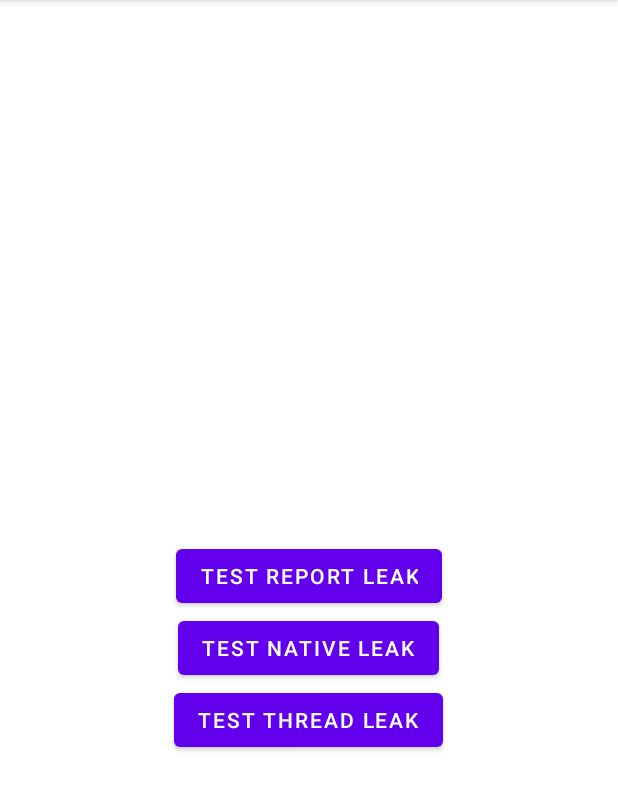
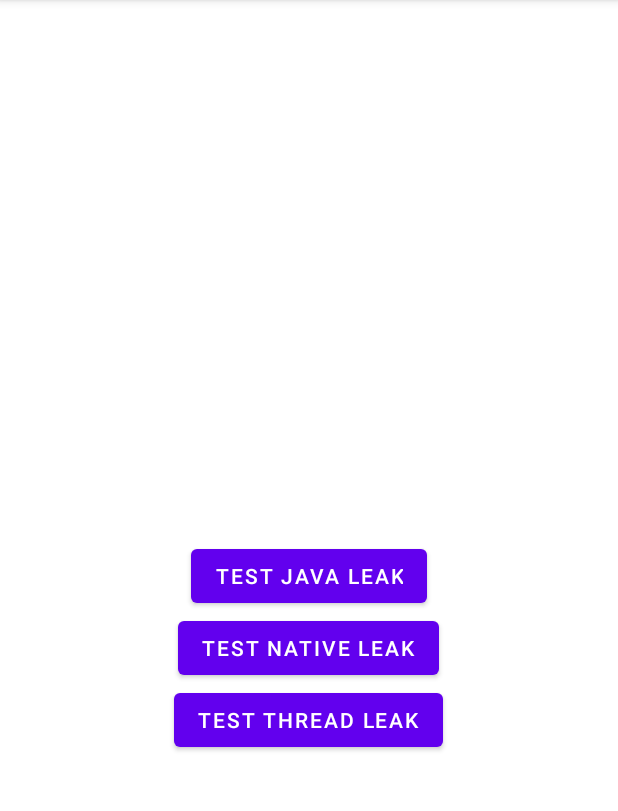
Before and after one commit to KwaiAppTeam/KOOM, an Android app: the screen it shows after launch (MainActivity), on a phone screen of 412 x 824 dp, the part 84-895 px from its top. Run offline under Robolectric (Android 15) with nearby library versions, the phone set to English and light mode, and no system bars.

Commit message:
Update koom java demo

```diff
--- a/koom-demo/src/main/java/com/kwai/koom/demo/MainActivity.java
+++ b/koom-demo/src/main/java/com/kwai/koom/demo/MainActivity.java
@@ -25,28 +25,21 @@ import android.widget.TextView;
 import androidx.appcompat.app.AppCompatActivity;
 
 import com.kwai.koom.base.Monitor_SoKt;
+import com.kwai.koom.demo.javaleak.JavaLeakTestActivity;
 import com.kwai.koom.demo.javaleak.test.LeakMaker;
 import com.kwai.koom.demo.nativeleak.NativeLeakTestActivity;
 import com.kwai.koom.demo.threadleak.ThreadLeakTest;
 
 public class MainActivity extends AppCompatActivity {
 
-  private Button reportButton;
-  private TextView reportText;
 
   @Override
   protected void onCreate(Bundle savedInstanceState) {
     super.onCreate(savedInstanceState);
     setContentView(R.layout.activity_main);
 
-    reportButton = findViewById(R.id.btn_report_leak);
-    reportText = findViewById(R.id.tv_report_status);
-
-    findViewById(R.id.btn_report_leak).setOnClickListener(v -> {
-      reportButton.setVisibility(View.GONE);
-      reportText.setVisibility(View.VISIBLE);
-
-      LeakMaker.makeLeak(MainActivity.this);
+    findViewById(R.id.btn_java_leak).setOnClickListener(v -> {
+      JavaLeakTestActivity.start(MainActivity.this);
     });
 
     findViewById(R.id.btn_test_native_leak).setOnClickListener(v -> {
--- a/koom-demo/src/main/java/com/kwai/koom/demo/javaleak/OOMMonitorInitTask.kt
+++ b/koom-demo/src/main/java/com/kwai/koom/demo/javaleak/OOMMonitorInitTask.kt
@@ -15,14 +15,14 @@ object OOMMonitorInitTask : InitTask {
 
   override fun init(application: Application) {
     val config = OOMMonitorConfig.Builder()
-        .setThreadThreshold(50) // 线程数量的阈值
-        .setFdThreshold(750) // 文件描述符数量的阈值
-        .setHeapThreshold(0.9f) // 堆内存的比例值上限
-        .setVssSizeThreshold(1_000_000) // vss的阈值大小，1G for test
-        .setMaxOverThresholdCount(1) // 线程、文件描述符、堆内存、vss 连续多次超过此值则会触发dump，
-        .setAnalysisMaxTimesPerVersion(5) // 每个版本最多分析的次数
-        .setAnalysisPeriodPerVersion(15 * 24 * 60 * 60 * 1000) // 每个版本最长分析多久
-        .setLoopInterval(1_000) // 轮询的间隔
+        .setThreadThreshold(50) //50 only for test! Please use default value!
+        .setFdThreshold(300) // 300 only for test! Please use default value!
+        .setHeapThreshold(0.9f) // 0.9f for test! Please use default value!
+        .setVssSizeThreshold(1_000_000) // 1_000_000 for test! Please use default value!
+        .setMaxOverThresholdCount(1) // 1 for test! Please use default value!
+        .setAnalysisMaxTimesPerVersion(3) // Consider use default value！
+        .setAnalysisPeriodPerVersion(15 * 24 * 60 * 60 * 1000) // Consider use default value！
+        .setLoopInterval(2_000) // 2_000 for test! Please use default value!
         .setEnableHprofDumpAnalysis(true)
         .setHprofUploader(object: OOMHprofUploader {
           override fun upload(file: File, type: OOMHprofUploader.HprofType) {
--- a/koom-demo/src/main/res/layout/activity_main.xml
+++ b/koom-demo/src/main/res/layout/activity_main.xml
@@ -6,17 +6,17 @@
   tools:context="com.kwai.koom.demo.MainActivity">
 
   <Button
-    android:id="@+id/btn_report_leak"
+    android:id="@+id/btn_java_leak"
     android:layout_width="wrap_content"
     android:layout_height="wrap_content"
-    android:text="@string/test_report_leak"
+    android:text="@string/test_java_leak"
     android:layout_centerInParent="true" />
 
   <Button
       android:id="@+id/btn_test_native_leak"
       android:layout_width="wrap_content"
       android:layout_height="wrap_content"
-      android:layout_below="@id/btn_report_leak"
+      android:layout_below="@id/btn_java_leak"
       android:layout_centerInParent="true"
       android:text="Test Native Leak" />
 
--- a/koom-demo/src/main/res/values/strings.xml
+++ b/koom-demo/src/main/res/values/strings.xml
@@ -1,4 +1,6 @@
 <resources>
   <string name="app_name">OOM Killer</string>
-  <string name="test_report_leak">Test Report Leak</string>
+  <string name="test_java_leak">Test Java Leak</string>
+  <string name="start_java_leak">Start Java Leak</string>
+  <string name="java_leak_hint">1.See OOMonitor tag log\n2.Use OOMHprofUploader\n3.OOMReportUploader</string>
 </resources>
```
Also changed, not shown: koom-demo/src/main/AndroidManifest.xml (+7 -3 lines), koom-demo/src/main/java/com/kwai/koom/demo/javaleak/JavaLeakTestActivity.java (+15 -1 lines), koom-demo/src/main/res/layout/activity_java_leak_test.xml (added, +27 -0 lines).
